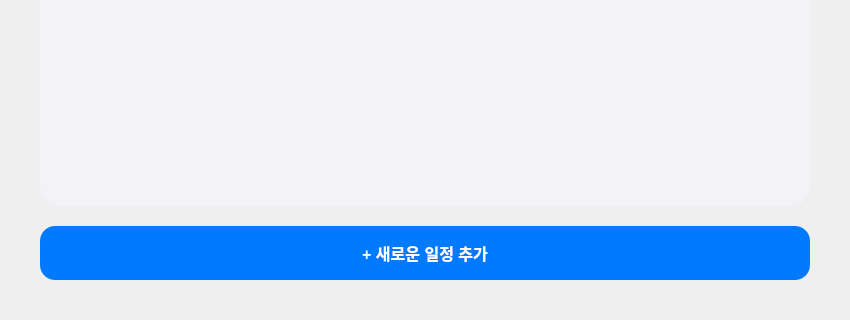
Old version of the form ScheduleManager/date.ui in the repository Mangjun/12_Qt_Project; both pictures show x 0 to 850 and y 430 to 750 of the 850 by 750 pixel window.
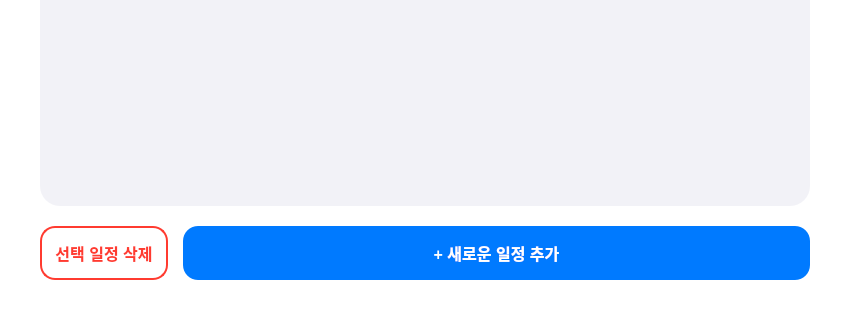
New version of the form.

Commit message: Modify: 캘린더, 달력 화면 수정

```diff
--- a/ScheduleManager/date.ui
+++ b/ScheduleManager/date.ui
@@ -12,75 +12,100 @@
  </property>
  <property name="styleSheet">
   <string notr="true">
-   QWidget#dateView {
-       background-color: #FFFFFF;
-   }
+    QWidget#Date {
+        background-color: #FFFFFF;
+    }
 
-   /* 뒤로가기 버튼 */
-   QPushButton#backButton {
-       border: none;
-       background-color: transparent;
-       color: #007AFF;
-       font-size: 16px;
-       font-weight: bold;
-   }
+    /* 뒤로가기 버튼 */
+    QPushButton#backButton {
+        border: none;
+        background-color: transparent;
+        color: #007AFF;
+        font-size: 16px;
+        font-weight: bold;
+    }
 
-   /* 날짜 네비게이션 버튼 */
-   QPushButton#navButton {
-       border: none;
-       background-color: #F2F2F7;
-       border-radius: 15px;
-       color: #1C1C1E;
-       font-weight: bold;
-       min-width: 35px;
-       min-height: 35px;
-   }
-   QPushButton#navButton:hover {
-       background-color: #E5E5EA;
-   }
+    /* 날짜 네비게이션 버튼 */
+    QPushButton#navButton {
+        border: none;
+        background-color: #F2F2F7;
+        border-radius: 15px;
+        color: #1C1C1E;
+        font-weight: bold;
+        min-width: 35px;
+        min-height: 35px;
+    }
+    QPushButton#navButton:hover {
+        background-color: #E5E5EA;
+    }
 
-   /* 날짜 표시 버튼 */
-   QPushButton#dateDisplayButton {
-       border: none;
-       background-color: transparent;
-       font-size: 28px;
-       font-weight: bold;
-       color: #1C1C1E;
-       padding: 5px 10px;
-   }
-   QPushButton#dateDisplayButton:hover {
-       color: #007AFF;
-   }
+    /* 날짜 표시 버튼 */
+    QPushButton#dateDisplayButton {
+        border: none;
+        background-color: transparent;
+        font-size: 28px;
+        font-weight: bold;
+        color: #1C1C1E;
+        padding: 5px 10px;
+    }
 
-   /* 일정 리스트 뷰 */
-   QListView#scheduleListView {
-       background-color: #F2F2F7;
-       border: none;
-       border-radius: 20px;
-       padding: 15px;
-       outline: none;
-   }
+    /* 일정 리스트 뷰 */
+    QListView#scheduleListView {
+        background-color: #F2F2F7;
+        border: none;
+        border-radius: 20px;
+        padding: 15px;
+        outline: none;
+        font-size: 15px;
+    }
+    QListView#scheduleListView::item {
+        padding: 10px;
+        border-bottom: 1px solid #E5E5EA;
+    }
+    QListView#scheduleListView::item:selected {
+        background-color: #E5E5EA;
+        color: #007AFF;
+        border-radius: 10px;
+    }
 
-   /* 일정 추가 버튼 */
-   QPushButton#addScheduleButton {
-       background-color: #007AFF;
-       color: white;
-       border: none;
-       border-radius: 15px;
-       font-size: 16px;
-       font-weight: bold;
-       padding: 15px;
-   }
-   QPushButton#addScheduleButton:pressed {
-       background-color: #0051A8;
-   }
+    /* 일정 추가 버튼 (파란색) */
+    QPushButton#addScheduleButton {
+        background-color: #007AFF;
+        color: white;
+        border: none;
+        border-radius: 15px;
+        font-size: 16px;
+        font-weight: bold;
+        padding: 15px;
+    }
+    QPushButton#addScheduleButton:pressed {
+        background-color: #0051A8;
+    }
 
-   QLabel#subTitle {
-       font-size: 13px;
-       color: #8E8E93;
-       font-weight: bold;
-       text-transform: uppercase;
-   }
+    /* 일정 삭제 버튼 (빨간색 - 신규 추가) */
+    QPushButton#deleteScheduleButton {
+        background-color: transparent;
+        color: #FF3B30;
+        border: 2px solid #FF3B30;
+        border-radius: 15px;
+        font-size: 16px;
+        font-weight: bold;
+        padding: 13px;
+    }
+    QPushButton#deleteScheduleButton:hover {
+        background-color: #FF3B30;
+        color: white;
+    }
+    QPushButton#deleteScheduleButton:pressed {
+        background-color: #C62828;
+    }
+
+    QLabel#subTitle {
+        font-size: 13px;
+        color: #8E8E93;
+        font-weight: bold;
+        text-transform: uppercase;
+    }
   </string>
  </property>
 
@@ -197,15 +222,28 @@
    </widget>
   </item>
 
+   <item>
+    <layout class="QHBoxLayout" name="bottomButtonLayout">
+     <property name="spacing"><number>15</number></property>
+     <item>
+      <widget class="QPushButton" name="deleteScheduleButton">
+       <property name="text"><string>선택 일정 삭제</string></property>
+       <property name="cursor"><cursor shape="PointingHandCursor"/></property>
+      </widget>
+     </item>
   <item>
    <widget class="QPushButton" name="addScheduleButton">
-    <property name="text">
-     <string>+ 새로운 일정 추가</string>
-    </property>
-    <property name="cursor">
-     <cursor shape="PointingHandCursor"/>
-    </property>
-   </widget>
+       <property name="sizePolicy">
+        <sizepolicy hsizetype="Expanding" vsizetype="Fixed">
+         <horstretch>0</horstretch>
+         <verstretch>0</verstretch>
+        </sizepolicy>
+       </property>
+       <property name="text"><string>+ 새로운 일정 추가</string></property>
+       <property name="cursor"><cursor shape="PointingHandCursor"/></property>
+      </widget>
+     </item>
+    </layout>
   </item>
  </layout>
 </widget>
```
Left out of the diff: 94 changed lines with no effect on the pictures. Lines whose indentation alone changed are shown as unchanged. The commit also changes 1 other file.
